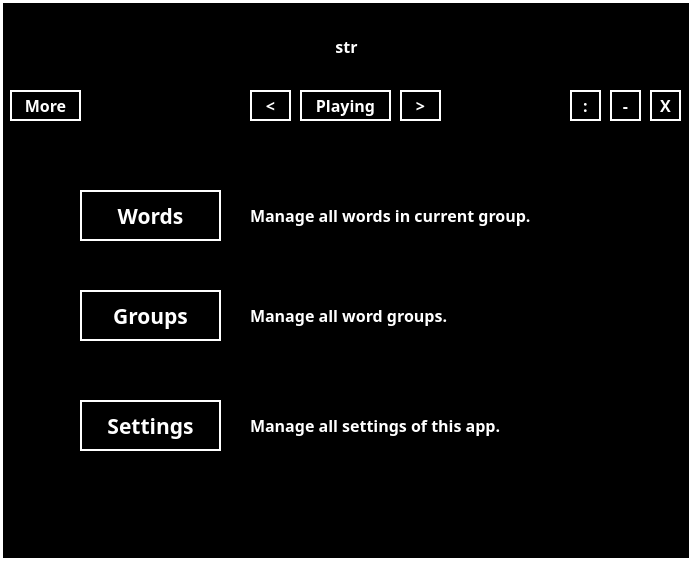
The window that mainwindow.ui (alvin5716/Words_Reviewer) describes before a commit, drawn with Qt 5.
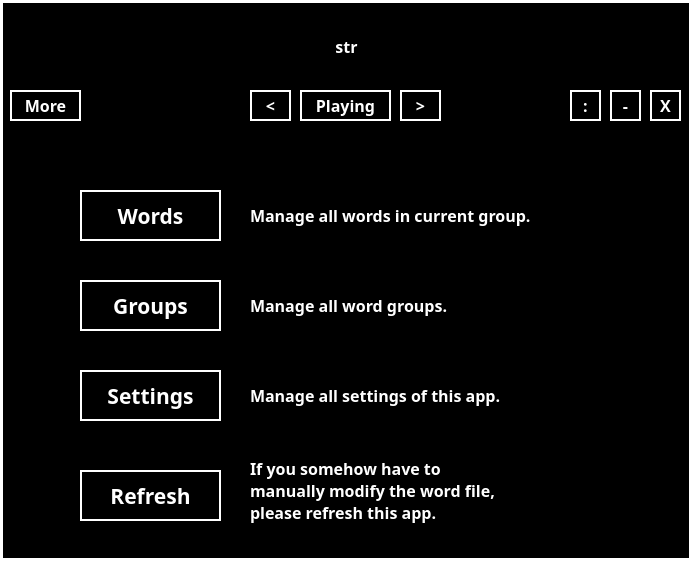
The same window after the commit. The open tabs and pages were chosen to show the change. Custom widgets are drawn as their Qt base class.

What changed in the file:
```diff
--- a/mainwindow.ui
+++ b/mainwindow.ui
@@ -234,7 +234,7 @@
       <property name="geometry">
        <rect>
         <x>70</x>
-        <y>270</y>
+        <y>240</y>
         <width>141</width>
         <height>51</height>
        </rect>
@@ -255,7 +255,7 @@
       <property name="geometry">
        <rect>
         <x>70</x>
-        <y>160</y>
+        <y>150</y>
         <width>141</width>
         <height>51</height>
        </rect>
@@ -297,7 +297,7 @@
       <property name="geometry">
        <rect>
         <x>240</x>
-        <y>160</y>
+        <y>150</y>
         <width>351</width>
         <height>51</height>
        </rect>
@@ -318,7 +318,7 @@
       <property name="geometry">
        <rect>
         <x>240</x>
-        <y>270</y>
+        <y>240</y>
         <width>351</width>
         <height>51</height>
        </rect>
@@ -335,6 +335,50 @@
        <string>Manage all settings of this app.</string>
       </property>
      </widget>
+     <widget class="QPushButton" name="refreshButton">
+      <property name="geometry">
+       <rect>
+        <x>70</x>
+        <y>340</y>
+        <width>141</width>
+        <height>51</height>
+       </rect>
+      </property>
+      <property name="font">
+       <font>
+        <family>微軟正黑體</family>
+        <pointsize>16</pointsize>
+        <weight>75</weight>
+        <bold>true</bold>
+       </font>
+      </property>
+      <property name="text">
+       <string>Refresh</string>
+      </property>
+     </widget>
+     <widget class="QLabel" name="label_12">
+      <property name="geometry">
+       <rect>
+        <x>240</x>
+        <y>320</y>
+        <width>431</width>
+        <height>81</height>
+       </rect>
+      </property>
+      <property name="font">
+       <font>
+        <family>微軟正黑體</family>
+        <pointsize>12</pointsize>
+        <weight>75</weight>
+        <bold>true</bold>
+       </font>
+      </property>
+      <property name="text">
+       <string>If you somehow have to 
+manually modify the word file,
+please refresh this app.</string>
+      </property>
+     </widget>
     </widget>
     <widget class="QWidget" name="wordListPage">
      <widget class="QListWidget" name="wordList">
```
Left out of the diff: 2 changed lines with no effect on the pictures.
